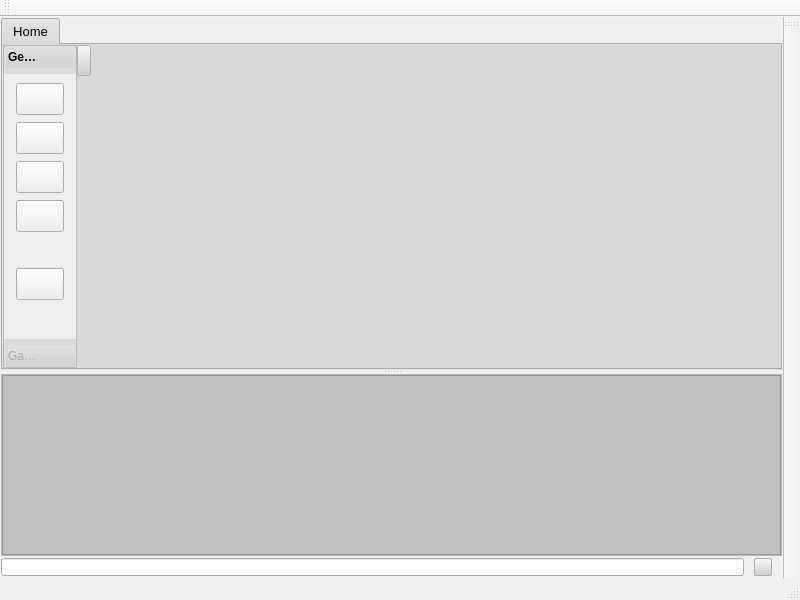
RetroShare/RetroShare, file retroshare-gui/src/gui/MainWindow.ui: the form before one commit.
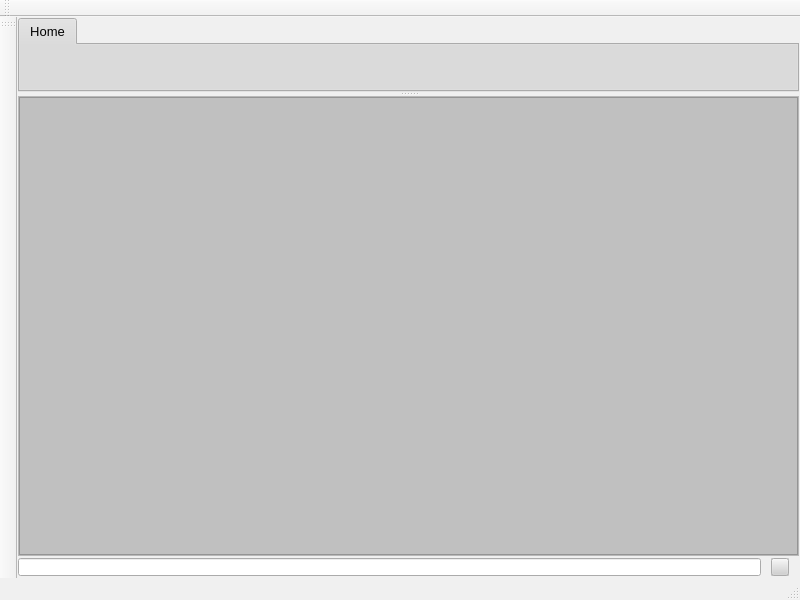
The form after the commit. Icons and pictures are not drawn. Custom widgets are drawn as their Qt base class.

Commit message: removed Toolbox frame fixed toolbarservice added AddFriend,Invite Friend, Add Share, options, EXit to toolbarservice

Diff of the .ui file:
```diff
--- a/retroshare-gui/src/gui/MainWindow.ui
+++ b/retroshare-gui/src/gui/MainWindow.ui
@@ -543,10 +543,7 @@
         <attribute name="title" >
          <string>Home</string>
         </attribute>
-        <layout class="QHBoxLayout" >
-         <property name="spacing" >
-          <number>0</number>
-         </property>
+        <layout class="QGridLayout" >
          <property name="leftMargin" >
           <number>0</number>
          </property>
@@ -559,475 +556,7 @@
          <property name="bottomMargin" >
           <number>0</number>
          </property>
-         <item>
-          <widget class="QFrame" name="toolboxframe" >
-           <property name="maximumSize" >
-            <size>
-             <width>74</width>
-             <height>16777215</height>
-            </size>
-           </property>
-           <property name="frameShape" >
-            <enum>QFrame::StyledPanel</enum>
-           </property>
-           <property name="frameShadow" >
-            <enum>QFrame::Raised</enum>
-           </property>
-           <layout class="QGridLayout" >
-            <property name="leftMargin" >
-             <number>0</number>
-            </property>
-            <property name="topMargin" >
-             <number>0</number>
-            </property>
-            <property name="rightMargin" >
-             <number>0</number>
-            </property>
-            <property name="bottomMargin" >
-             <number>0</number>
-            </property>
-            <property name="horizontalSpacing" >
-             <number>0</number>
-            </property>
-            <property name="verticalSpacing" >
-             <number>0</number>
-            </property>
-            <item row="0" column="0" >
-             <widget class="QToolBox" name="toolBox" >
-              <property name="sizePolicy" >
-               <sizepolicy vsizetype="Preferred" hsizetype="Maximum" >
-                <horstretch>0</horstretch>
-                <verstretch>0</verstretch>
-               </sizepolicy>
-              </property>
-              <property name="minimumSize" >
-               <size>
-                <width>70</width>
-                <height>0</height>
-               </size>
-              </property>
-              <property name="maximumSize" >
-               <size>
-                <width>74</width>
-                <height>16777215</height>
-               </size>
-              </property>
-              <property name="font" >
-               <font/>
-              </property>
-              <property name="styleSheet" >
-               <string>QToolBox::tab {         
-background: qlineargradient(x1: 0, y1: 0, x2: 0, y2: 1,                                     stop: 0 #E1E1E1, stop: 0.4 #DDDDDD,                                     stop: 0.5 #D8D8D8, stop: 1.0 #D3D3D3);
-        
-border-radius: 5px;         
-color: darkgray;     
-}     
-QToolBox::tab:selected {       
-font: bold;         
-color: black;     
-}</string>
-              </property>
-              <property name="lineWidth" >
-               <number>1</number>
-              </property>
-              <property name="currentIndex" >
-               <number>0</number>
-              </property>
-              <widget class="QWidget" name="page" >
-               <property name="geometry" >
-                <rect>
-                 <x>0</x>
-                 <y>0</y>
-                 <width>72</width>
-                 <height>269</height>
-                </rect>
-               </property>
-               <attribute name="label" >
-                <string>General</string>
-               </attribute>
-               <layout class="QGridLayout" >
-                <property name="leftMargin" >
-                 <number>9</number>
-                </property>
-                <property name="topMargin" >
-                 <number>9</number>
-                </property>
-                <property name="rightMargin" >
-                 <number>9</number>
-                </property>
-                <property name="bottomMargin" >
-                 <number>9</number>
-                </property>
-                <property name="horizontalSpacing" >
-                 <number>6</number>
-                </property>
-                <property name="verticalSpacing" >
-                 <number>6</number>
-                </property>
-                <item row="2" column="0" >
-                 <widget class="QPushButton" name="quitButton" >
-                  <property name="windowModality" >
-                   <enum>Qt::NonModal</enum>
-                  </property>
-                  <property name="sizePolicy" >
-                   <sizepolicy vsizetype="Fixed" hsizetype="Fixed" >
-                    <horstretch>0</horstretch>
-                    <verstretch>0</verstretch>
-                   </sizepolicy>
-                  </property>
-                  <property name="minimumSize" >
-                   <size>
-                    <width>48</width>
-                    <height>32</height>
-                   </size>
-                  </property>
-                  <property name="maximumSize" >
-                   <size>
-                    <width>32</width>
-                    <height>32</height>
-                   </size>
-                  </property>
-                  <property name="text" >
-                   <string/>
-                  </property>
-                  <property name="icon" >
-                   <iconset resource="images.qrc" >:/images/exit_24x24.png</iconset>
-                  </property>
-                  <property name="iconSize" >
-                   <size>
-                    <width>24</width>
-                    <height>24</height>
-                   </size>
-                  </property>
-                 </widget>
-                </item>
-                <item row="3" column="0" >
-                 <spacer>
-                  <property name="orientation" >
-                   <enum>Qt::Vertical</enum>
-                  </property>
-                  <property name="sizeHint" >
-                   <size>
-                    <width>20</width>
-                    <height>40</height>
-                   </size>
-                  </property>
-                 </spacer>
-                </item>
-                <item row="0" column="0" >
-                 <layout class="QGridLayout" >
-                  <property name="leftMargin" >
-                   <number>0</number>
-                  </property>
-                  <property name="topMargin" >
-                   <number>0</number>
-                  </property>
-                  <property name="rightMargin" >
-                   <number>0</number>
-                  </property>
-                  <property name="bottomMargin" >
-                   <number>0</number>
-                  </property>
-                  <property name="horizontalSpacing" >
-                   <number>7</number>
-                  </property>
-                  <property name="verticalSpacing" >
-                   <number>7</number>
-                  </property>
-                  <item row="1" column="0" >
-                   <widget class="QPushButton" name="invitefriendButton" >
-                    <property name="sizePolicy" >
-                     <sizepolicy vsizetype="Fixed" hsizetype="Fixed" >
-                      <horstretch>0</horstretch>
-                      <verstretch>0</verstretch>
-                     </sizepolicy>
-                    </property>
-                    <property name="minimumSize" >
-                     <size>
-                      <width>48</width>
-                      <height>32</height>
-                     </size>
-                    </property>
-                    <property name="maximumSize" >
-                     <size>
-                      <width>32</width>
-                      <height>32</height>
-                     </size>
-                    </property>
-                    <property name="text" >
-                     <string/>
-                    </property>
-                    <property name="icon" >
-                     <iconset resource="images.qrc" >:/images/invite-friend24.png</iconset>
-                    </property>
-                    <property name="iconSize" >
-                     <size>
-                      <width>24</width>
-                      <height>24</height>
-                     </size>
-                    </property>
-                   </widget>
-                  </item>
-                  <item row="0" column="0" >
-                   <widget class="QPushButton" name="addfriendButton" >
-                    <property name="sizePolicy" >
-                     <sizepolicy vsizetype="Fixed" hsizetype="Fixed" >
-                      <horstretch>0</horstretch>
-                      <verstretch>0</verstretch>
-                     </sizepolicy>
-                    </property>
-                    <property name="minimumSize" >
-                     <size>
-                      <width>48</width>
-                      <height>32</height>
-                     </size>
-                    </property>
-                    <property name="maximumSize" >
-                     <size>
-                      <width>32</width>
-                      <height>32</height>
-                     </size>
-                    </property>
-                    <property name="text" >
-                     <string/>
-                    </property>
-                    <property name="icon" >
-                     <iconset resource="images.qrc" >:/images/add-friend24.png</iconset>
-                    </property>
-                    <property name="iconSize" >
-                     <size>
-                      <width>24</width>
-                      <height>24</height>
-                     </size>
-                    </property>
-                   </widget>
-                  </item>
-                  <item row="3" column="0" >
-                   <widget class="QPushButton" name="optionsButton" >
-                    <property name="sizePolicy" >
-                     <sizepolicy vsizetype="Fixed" hsizetype="Fixed" >
-                      <horstretch>0</horstretch>
-                      <verstretch>0</verstretch>
-                     </sizepolicy>
-                    </property>
-                    <property name="minimumSize" >
-                     <size>
-                      <width>48</width>
-                      <height>32</height>
-                     </size>
-                    </property>
-                    <property name="maximumSize" >
-                     <size>
-                      <width>32</width>
-                      <height>32</height>
-                     </size>
-                    </property>
-                    <property name="text" >
-                     <string/>
-                    </property>
-                    <property name="icon" >
-                     <iconset resource="images.qrc" >:/images/settings.png</iconset>
-                    </property>
-                    <property name="iconSize" >
-                     <size>
-                      <width>24</width>
-                      <height>24</height>
-                     </size>
-                    </property>
-                   </widget>
-                  </item>
-                  <item row="2" column="0" >
-                   <widget class="QPushButton" name="addshareButton" >
-                    <property name="sizePolicy" >
-                     <sizepolicy vsizetype="Fixed" hsizetype="Fixed" >
-                      <horstretch>0</horstretch>
-                      <verstretch>0</verstretch>
-                     </sizepolicy>
-                    </property>
-                    <property name="minimumSize" >
-                     <size>
-                      <width>48</width>
-                      <height>32</height>
-                     </size>
-                    </property>
-                    <property name="maximumSize" >
-                     <size>
-                      <width>32</width>
-                      <height>32</height>
-                     </size>
-                    </property>
-                    <property name="text" >
-                     <string/>
-                    </property>
-                    <property name="icon" >
-                     <iconset resource="images.qrc" >:/images/add-share24.png</iconset>
-                    </property>
-                    <property name="iconSize" >
-                     <size>
-                      <width>24</width>
-                      <height>24</height>
-                     </size>
-                    </property>
-                   </widget>
-                  </item>
-                 </layout>
-                </item>
-                <item row="1" column="0" >
-                 <spacer>
-                  <property name="orientation" >
-                   <enum>Qt::Vertical</enum>
-                  </property>
-                  <property name="sizeHint" >
-                   <size>
-                    <width>20</width>
-                    <height>40</height>
-                   </size>
-                  </property>
-                 </spacer>
-                </item>
-               </layout>
-              </widget>
-              <widget class="QWidget" name="page_2" >
-               <property name="geometry" >
-                <rect>
-                 <x>0</x>
-                 <y>0</y>
-                 <width>98</width>
-                 <height>28</height>
-                </rect>
-               </property>
-               <attribute name="label" >
-                <string>Games</string>
-               </attribute>
-               <widget class="QPushButton" name="qcheckersButton" >
-                <property name="geometry" >
-                 <rect>
-                  <x>10</x>
-                  <y>60</y>
-                  <width>41</width>
-                  <height>41</height>
-                 </rect>
-                </property>
-                <property name="toolTip" >
-                 <string>&lt;html>&lt;head>&lt;meta name="qrichtext" content="1" />&lt;style type="text/css">
-p, li { white-space: pre-wrap; }
-&lt;/style>&lt;/head>&lt;body style=" font-family:'Arial'; font-size:10pt; font-weight:400; font-style:normal; text-decoration:none;">
-&lt;p style=" margin-top:0px; margin-bottom:0px; margin-left:0px; margin-right:0px; -qt-block-indent:0; text-indent:0px;">&lt;span style=" font-size:12pt; font-weight:600;">QCheckers&lt;/span>&lt;/p>&lt;/body>&lt;/html></string>
-                </property>
-                <property name="text" >
-                 <string/>
-                </property>
-                <property name="icon" >
-                 <iconset resource="../games/qcheckers/qcheckers.qrc" >:/icons/biglogo.png</iconset>
-                </property>
-                <property name="iconSize" >
-                 <size>
-                  <width>32</width>
-                  <height>32</height>
-                 </size>
-                </property>
-               </widget>
-               <widget class="QPushButton" name="qbackgammonButton" >
-                <property name="geometry" >
-                 <rect>
-                  <x>10</x>
-                  <y>10</y>
-                  <width>41</width>
-                  <height>41</height>
-                 </rect>
-                </property>
-                <property name="toolTip" >
-                 <string>&lt;html>&lt;head>&lt;meta name="qrichtext" content="1" />&lt;style type="text/css">
-p, li { white-space: pre-wrap; }
-&lt;/style>&lt;/head>&lt;body style=" font-family:'Arial'; font-size:10pt; font-weight:400; font-style:normal; text-decoration:none;">
-&lt;p style=" margin-top:0px; margin-bottom:0px; margin-left:0px; margin-right:0px; -qt-block-indent:0; text-indent:0px;">&lt;span style=" font-size:12pt; font-weight:600; color:#000000;">QBackgammon&lt;/span>&lt;/p>&lt;/body>&lt;/html></string>
-                </property>
-                <property name="text" >
-                 <string/>
-                </property>
-                <property name="icon" >
-                 <iconset resource="images.qrc" >:/images/kbackgammon.png</iconset>
-                </property>
-                <property name="iconSize" >
-                 <size>
-                  <width>32</width>
-                  <height>32</height>
-                 </size>
-                </property>
-               </widget>
-              </widget>
-             </widget>
-            </item>
-           </layout>
-          </widget>
-         </item>
-         <item>
-          <layout class="QGridLayout" >
-           <property name="leftMargin" >
-            <number>0</number>
-           </property>
-           <property name="topMargin" >
-            <number>0</number>
-           </property>
-           <property name="rightMargin" >
-            <number>0</number>
-           </property>
-           <property name="bottomMargin" >
-            <number>0</number>
-           </property>
-           <property name="horizontalSpacing" >
-            <number>0</number>
-           </property>
-           <property name="verticalSpacing" >
-            <number>0</number>
-           </property>
-           <item row="0" column="0" >
-            <widget class="QPushButton" name="btntoggletoolbox" >
-             <property name="minimumSize" >
-              <size>
-               <width>14</width>
-               <height>31</height>
-              </size>
-             </property>
-             <property name="maximumSize" >
-              <size>
-               <width>14</width>
-               <height>32</height>
-              </size>
-             </property>
-             <property name="text" >
-              <string/>
-             </property>
-             <property name="icon" >
-              <iconset resource="images.qrc" >:/images/hide_toolbox_frame.png</iconset>
-             </property>
-             <property name="iconSize" >
-              <size>
-               <width>16</width>
-               <height>31</height>
-              </size>
-             </property>
-             <property name="checkable" >
-              <bool>true</bool>
-             </property>
-            </widget>
-           </item>
-           <item row="1" column="0" >
-            <spacer>
-             <property name="orientation" >
-              <enum>Qt::Vertical</enum>
-             </property>
-             <property name="sizeHint" >
-              <size>
-               <width>14</width>
-               <height>191</height>
-              </size>
-             </property>
-            </spacer>
-           </item>
-          </layout>
-         </item>
-         <item>
+         <item row="0" column="0" >
           <widget class="MainPageStack" native="1" name="stackPages" >
            <property name="sizeIncrement" >
             <size>
@@ -1748,7 +1277,7 @@
     </size>
    </property>
    <attribute name="toolBarArea" >
-    <enum>RightToolBarArea</enum>
+    <enum>LeftToolBarArea</enum>
    </attribute>
    <attribute name="toolBarBreak" >
     <bool>false</bool>
```
Left out of the diff: 6 changed lines with no effect on the pictures. The commit also changes 6 other files.
